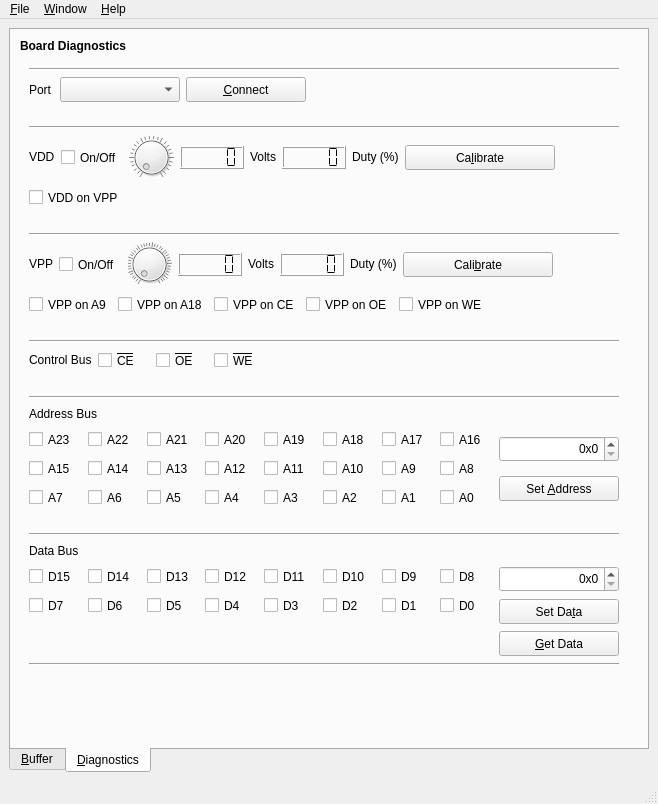
Above: software/usbflashprog/main/mainwindow.ui from robsonsmartins/usbflashprog before the change. Below: the same form after it.
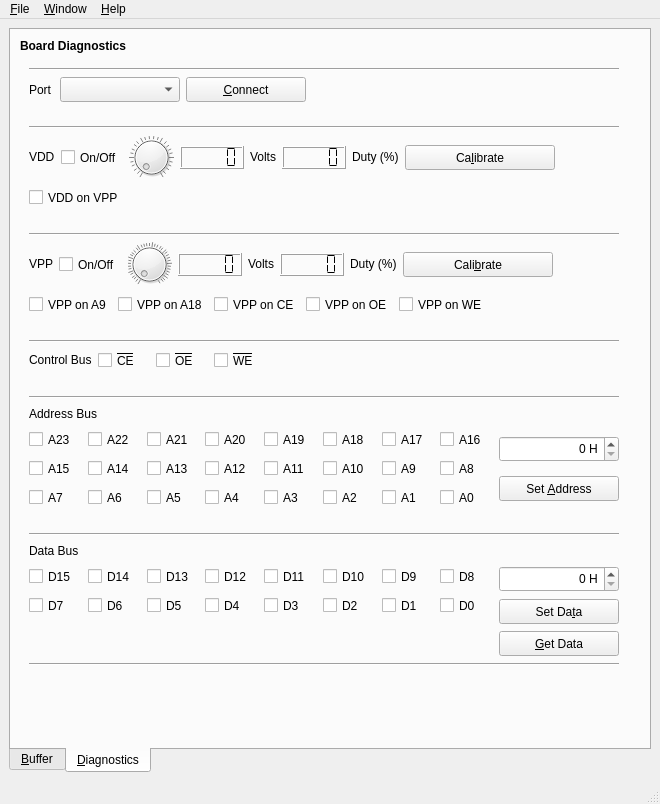
That is the form after the change. Icons and pictures are not drawn.

Commit message: Rev.F. Update software project

```diff
--- a/software/usbflashprog/main/mainwindow.ui
+++ b/software/usbflashprog/main/mainwindow.ui
@@ -6,7 +6,7 @@
    <rect>
     <x>0</x>
     <y>0</y>
-    <width>658</width>
+    <width>660</width>
     <height>804</height>
    </rect>
   </property>
@@ -1708,10 +1708,10 @@
                     <bool>false</bool>
                    </property>
                    <property name="suffix">
-                    <string/>
+                    <string notr="true"> H</string>
                    </property>
                    <property name="prefix">
-                    <string>0x</string>
+                    <string notr="true"/>
                    </property>
                    <property name="maximum">
                     <number>16777215</number>
@@ -2192,10 +2192,10 @@
                     <bool>false</bool>
                    </property>
                    <property name="suffix">
-                    <string/>
+                    <string notr="true"> H</string>
                    </property>
                    <property name="prefix">
-                    <string>0x</string>
+                    <string notr="true"/>
                    </property>
                    <property name="maximum">
                     <number>65535</number>
@@ -2320,8 +2320,8 @@
     <rect>
      <x>0</x>
      <y>0</y>
-     <width>658</width>
-     <height>22</height>
+     <width>660</width>
+     <height>21</height>
     </rect>
    </property>
    <widget class="QMenu" name="menuFile">
```
Left out of the diff: 9 changed lines with no effect on the pictures. The commit also changes 2 other files.
